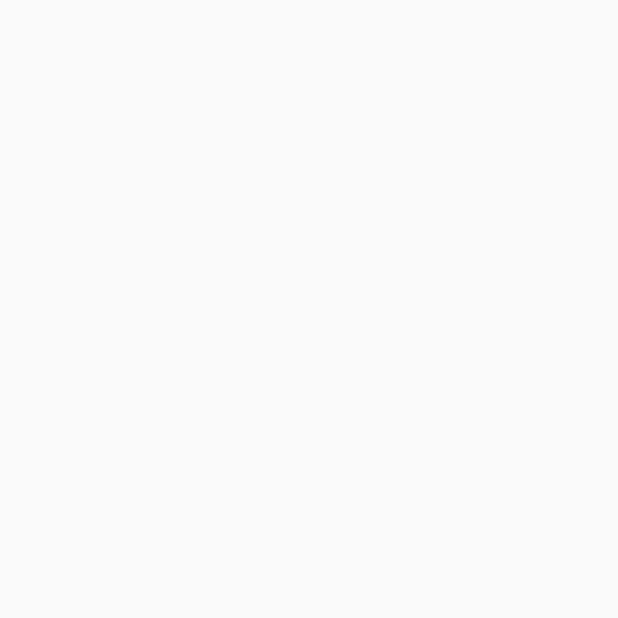
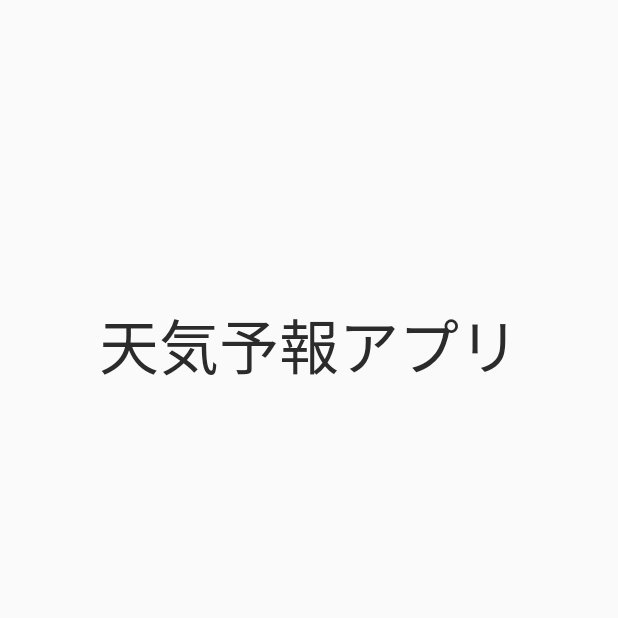
Before and after one commit to aoki2002/weather_app, an Android app: the first screen one second after launch (MainActivity), on a phone screen of 412 x 824 dp, the top half of it. Before the commit the part shown is empty. Run offline under Robolectric (Android 15) with nearby library versions, the phone set to English and light mode, and no system bars.

Commit message:
MV間の通知、VP間のデータ処理の実装3

```diff
--- a/app/build.gradle
+++ b/app/build.gradle
@@ -47,6 +47,9 @@ dependencies {
 
     implementation 'androidx.core:core-ktx:1.7.0'
     implementation 'androidx.appcompat:appcompat:1.6.0'
+    implementation "androidx.navigation:navigation-fragment-ktx:2.6.0"
+    implementation "androidx.navigation:navigation-ui-ktx:2.6.0"
+    implementation "androidx.navigation:navigation-dynamic-features-fragment:2.6.0"
     implementation 'com.google.android.material:material:1.8.0'
     implementation 'com.google.code.gson:gson:2.8.6'
     implementation 'com.squareup.retrofit2:retrofit:2.9.0'
--- a/app/src/main/java/com/example/weather_app/MainActivity.kt
+++ b/app/src/main/java/com/example/weather_app/MainActivity.kt
@@ -2,8 +2,11 @@ package com.example.weather_app
 
 import androidx.appcompat.app.AppCompatActivity
 import android.os.Bundle
+import com.example.weather_app.view.StartFragment
+import android.text.TextUtils.replace
 
 class MainActivity : AppCompatActivity() {
+
     override fun onCreate(savedInstanceState: Bundle?) {
         super.onCreate(savedInstanceState)
         setContentView(R.layout.activity_main)
--- a/app/src/main/java/com/example/weather_app/model/WeatherJsonManager.kt
+++ b/app/src/main/java/com/example/weather_app/model/WeatherJsonManager.kt
@@ -6,7 +6,7 @@ import java.io.File
 
 class WeatherJsonManager(context: Context): WeatherRepository.LocalRepository {
 
-    override fun getAreaId(key: String):String {
+    override fun getAreaId(key: String): String {
 
         val jsonFile = File("../assets/AreaNumber.json")
 
--- a/app/src/main/java/com/example/weather_app/presenter/WeatherPresenter.kt
+++ b/app/src/main/java/com/example/weather_app/presenter/WeatherPresenter.kt
@@ -17,6 +17,8 @@ class WeatherPresenter(private val view: WeatherContract.View, private val local
     override fun onClickButton(text: String) {
 
         val id = localRepository.getAreaId(text)
+
+        view.showAreaTitleTextView(id)
 
         remoteRepository.getWeather(id, object: retrofit2.Callback<WeatherEntity.RemoteData> {
             override fun onResponse(call: retrofit2.Call<WeatherEntity.RemoteData>, response: Response<WeatherEntity.RemoteData>) {
--- /dev/null
+++ b/app/src/main/java/com/example/weather_app/view/StartFragment.kt
@@ -0,0 +1,29 @@
+package com.example.weather_app.view
+
+import android.os.Bundle
+import android.os.Handler
+import android.view.LayoutInflater
+import android.view.View
+import android.view.ViewGroup
+import androidx.fragment.app.Fragment
+import androidx.navigation.findNavController
+import com.example.weather_app.R
+
+class StartFragment: Fragment() {
+
+    override fun onCreateView(inflater: LayoutInflater, container: ViewGroup?, savedInstanceState: Bundle?): View? {
+
+        return inflater.inflate(R.layout.fragment_start, container, false)
+    }
+
+    override fun onViewCreated(view: View, savedInstanceState: Bundle?) {
+        super.onViewCreated(view, savedInstanceState)
+
+        Handler().postDelayed ({
+
+            val navController = view.findNavController()
+
+            navController.navigate(R.id.action_StartFragment_to_WeatherFragment)
+        }, 3000)
+    }
+}
--- a/app/src/main/java/com/example/weather_app/view/WeatherFragment.kt
+++ b/app/src/main/java/com/example/weather_app/view/WeatherFragment.kt
@@ -23,9 +23,8 @@ class WeatherFragment: Fragment(), WeatherContract.View {
     lateinit var areaTitleTextView :TextView
     lateinit var areaWeatherTextView :TextView
 
-    override fun onCreateView(
-        inflater: LayoutInflater, container: ViewGroup?, savedInstanceState: Bundle?
-    ): View? {
+    override fun onCreateView(inflater: LayoutInflater, container: ViewGroup?, savedInstanceState: Bundle?): View? {
+
         return inflater.inflate(R.layout.fragment_weather, container, false)
     }
 
--- a/app/src/main/res/layout/activity_main.xml
+++ b/app/src/main/res/layout/activity_main.xml
@@ -7,4 +7,16 @@
     android:layout_height="match_parent"
     tools:context=".MainActivity" >
 
+    <androidx.fragment.app.FragmentContainerView
+        android:id="@+id/nav_host_fragment"
+        android:name="androidx.navigation.fragment.NavHostFragment"
+        android:layout_width="0dp"
+        android:layout_height="0dp"
+        app:layout_constraintLeft_toLeftOf="parent"
+        app:layout_constraintRight_toRightOf="parent"
+        app:layout_constraintTop_toTopOf="parent"
+        app:layout_constraintBottom_toBottomOf="parent"
+        app:defaultNavHost="true"
+        app:navGraph="@navigation/nav_graph" />
+
 </androidx.constraintlayout.widget.ConstraintLayout>
--- /dev/null
+++ b/app/src/main/res/layout/fragment_start.xml
@@ -0,0 +1,20 @@
+<?xml version="1.0" encoding="utf-8"?>
+<androidx.constraintlayout.widget.ConstraintLayout xmlns:android="http://schemas.android.com/apk/res/android"
+    xmlns:app="http://schemas.android.com/apk/res-auto"
+    xmlns:tools="http://schemas.android.com/tools"
+    android:layout_width="match_parent"
+    android:layout_height="match_parent" >
+
+    <TextView
+        android:id="@+id/weather_txt1"
+        android:layout_width="wrap_content"
+        android:layout_height="wrap_content"
+        android:text="天気予報アプリ"
+        android:textColor="#2b2b2b"
+        android:textSize="40dp"
+        android:layout_marginTop="200dp"
+        app:layout_constraintEnd_toEndOf="parent"
+        app:layout_constraintStart_toStartOf="parent"
+        app:layout_constraintTop_toTopOf="parent" />
+
+</androidx.constraintlayout.widget.ConstraintLayout>
--- /dev/null
+++ b/app/src/main/res/navigation/nav_graph.xml
@@ -0,0 +1,27 @@
+<?xml version="1.0" encoding="utf-8"?>
+<navigation
+    xmlns:android="http://schemas.android.com/apk/res/android"
+    xmlns:app="http://schemas.android.com/apk/res-auto"
+    xmlns:tools="http://schemas.android.com/tools"
+    android:id="@+id/nav_graph"
+    app:startDestination="@id/StartFragment" >
+
+    <fragment
+        android:id="@+id/StartFragment"
+        android:name="com.example.weather_app.view.StartFragment"
+        android:label="startFragment"
+        tools:layout="@layout/fragment_start" >
+
+        <action
+            android:id="@+id/action_StartFragment_to_WeatherFragment"
+            app:destination="@id/WeatherFragment" />
+
+    </fragment>
+
+    <fragment
+        android:id="@+id/WeatherFragment"
+        android:name="com.example.weather_app.view.WeatherFragment"
+        android:label="weatherFragment"
+        tools:layout="@layout/fragment_weather" />
+
+</navigation>
```
